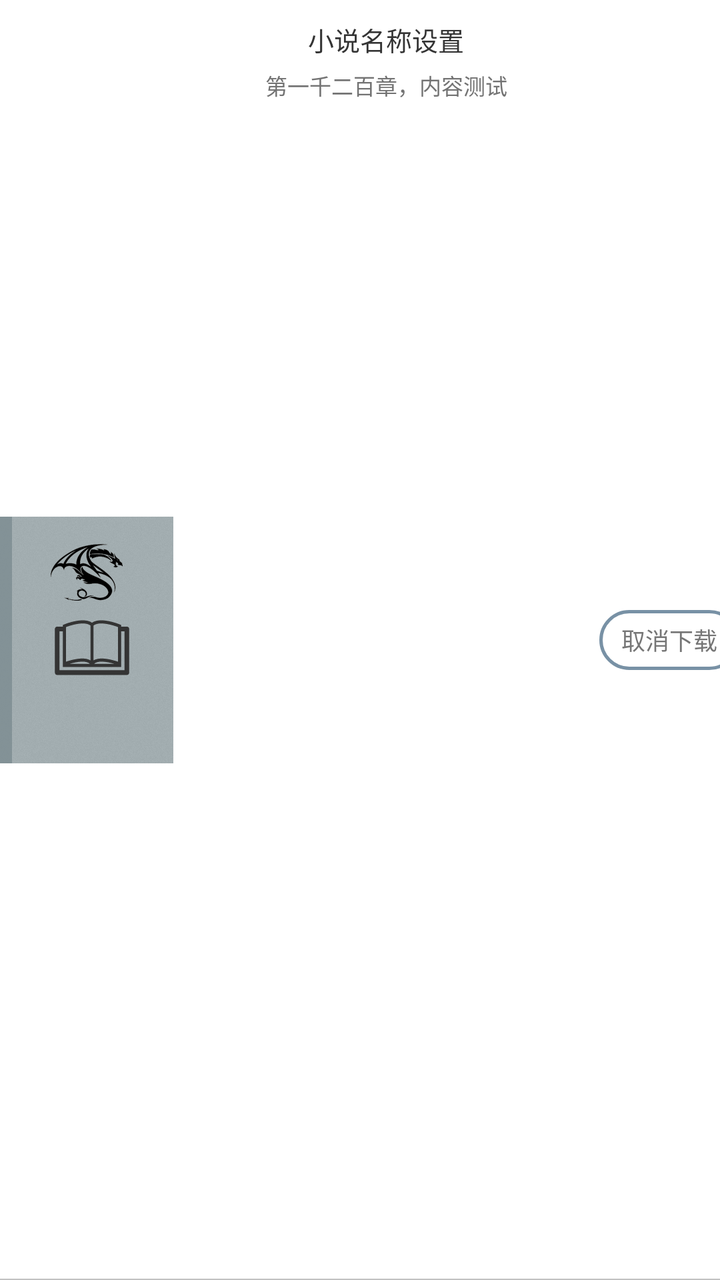
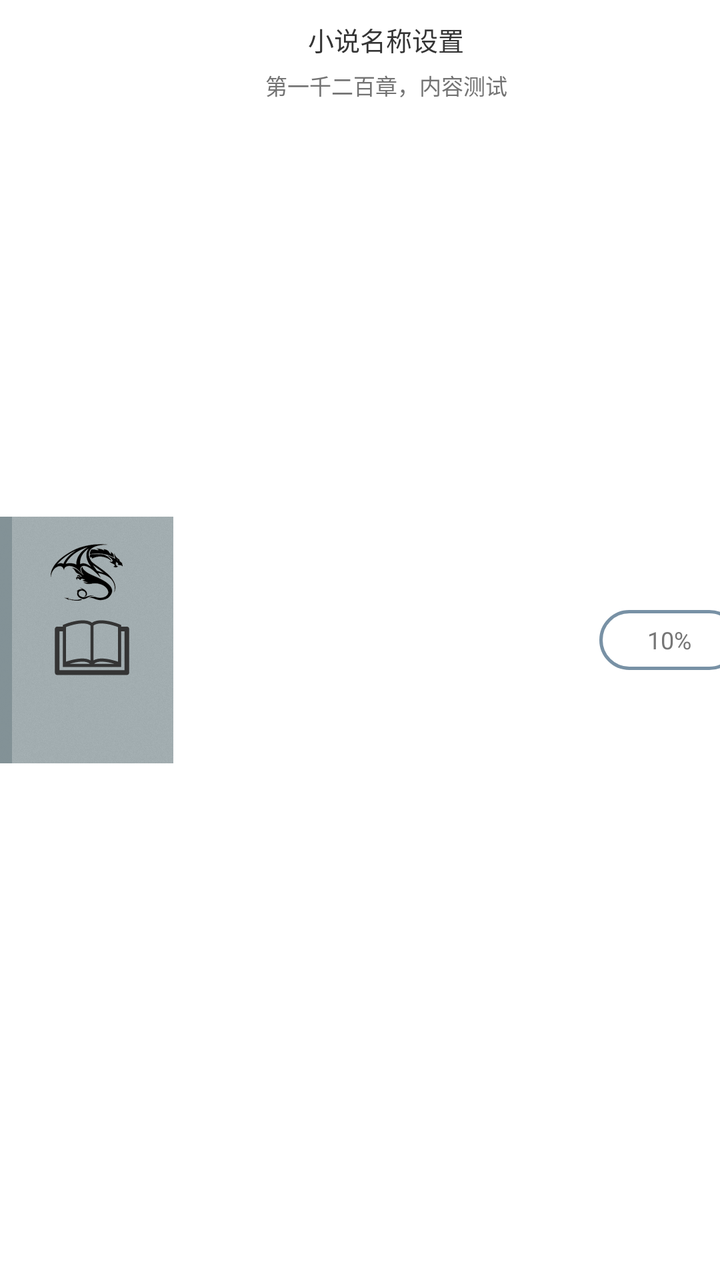

Two renders of the same Android screen: before a commit and after it. Below are the layout's source before the change and the commit's diff.
<!-- AndroidManifest.xml: application theme Theme.Design.NoActionBar -->
<!-- res/layout/view_pop_downloadlist.xml -->
<?xml version="1.0" encoding="utf-8"?>
<FrameLayout xmlns:android="http://schemas.android.com/apk/res/android"
    xmlns:app="http://schemas.android.com/apk/res-auto"
    android:layout_width="match_parent"
    android:layout_height="80dp"
    android:background="@color/white">

    <LinearLayout
        android:layout_width="match_parent"
        android:layout_height="match_parent"
        android:layout_gravity="center_vertical"
        android:orientation="horizontal">


        <ImageView
            android:id="@+id/iv_cover"
            android:layout_width="wrap_content"
            android:layout_height="match_parent"
            android:src="@drawable/img_cover_default" />

        <LinearLayout
            android:layout_width="213dp"
            android:layout_height="match_parent"
            android:orientation="vertical"
            android:paddingLeft="10dp"
            android:paddingRight="10dp">

            <TextView
                android:id="@+id/tv_name"
                android:layout_width="wrap_content"
                android:layout_height="wrap_content"
                android:layout_gravity="center"
                android:layout_marginTop="10dp"
                android:ellipsize="end"
                android:singleLine="true"
                android:text="小说名称设置"
                android:textColor="@color/tv_btn_black"
                android:textSize="13sp" />


            <TextView
                android:id="@+id/tv_chapter_name"
                android:layout_width="wrap_content"
                android:layout_height="wrap_content"
                android:layout_gravity="center"
                android:layout_marginTop="5dp"
                android:ellipsize="end"
                android:maxLines="2"
                android:text="第一千二百章，内容测试"
                android:textColor="@color/tv_btn_normal_black"
                android:textSize="11sp" />

        </LinearLayout>

        <TextView
            android:id="@+id/tv_cancel"
            android:layout_width="70dp"
            android:layout_height="30dp"
            android:layout_gravity="right|center"
            android:background="@drawable/selector_bg_download_cancel"
            android:clickable="true"
            android:gravity="center"
            android:text="取消下载"
            android:textColor="#767676"
            android:textSize="12sp" />

    </LinearLayout>

    <TextView
        android:id="@+id/tv_none"
        android:layout_width="match_parent"
        android:layout_height="match_parent"
        android:background="#ffffff"
        android:clickable="true"
        android:gravity="center"
        android:text="暂无任务"
        android:textColor="@color/tv_btn_black"
        android:textSize="14sp"
        android:visibility="invisible" />

    <View
        android:layout_width="match_parent"
        android:layout_height="0.7dp"
        android:layout_gravity="bottom"
        android:background="#c1c1c1" />

    <View
        android:layout_width="match_parent"
        android:layout_height="match_parent" />
</FrameLayout>
<!-- resources referenced by this layout -->
<resources>
  <color name="tv_btn_black">#343434</color>
  <color name="tv_btn_normal_black">#737373</color>
  <color name="white">#ffffffff</color>
  <!-- drawable img_cover_default: png bitmap (drawable-xxhdpi, 26942 bytes) -->
  <!-- drawable selector_bg_download_cancel (drawable) -->
  <?xml version="1.0" encoding="utf-8"?>
  <selector xmlns:android="http://schemas.android.com/apk/res/android">
      <item android:state_pressed="false" android:drawable="@drawable/shape_bg_download_cancel_nor"/>
      <item android:state_pressed="true" android:drawable="@drawable/shape_bg_download_cancel_pre"/>
  </selector>
  <!-- drawable shape_bg_download_cancel_nor (drawable) -->
  <?xml version="1.0" encoding="utf-8"?>
  <shape xmlns:android="http://schemas.android.com/apk/res/android"
      android:shape="rectangle">
      <corners android:radius="25dp"/>
      <stroke android:color="@color/tv_text_addshelf_pre"
          android:width="1.5dp"/>
  </shape>
  <!-- drawable shape_bg_download_cancel_pre (drawable) -->
  <?xml version="1.0" encoding="utf-8"?>
  <shape xmlns:android="http://schemas.android.com/apk/res/android"
      android:shape="rectangle">
      <corners android:radius="25dp"/>
      <stroke android:color="@color/tv_text_addshelf_deep_pre"
          android:width="1.5dp"/>
  </shape>
  <color name="tv_text_addshelf_pre">#7891A5</color>
  <color name="tv_text_addshelf_deep_pre">#587A8A</color>
</resources>

<!-- the commit's change to res/layout/view_pop_downloadlist.xml (unified diff, before → after) -->
@@ -53,38 +53,18 @@
         </LinearLayout>
 
         <TextView
-            android:id="@+id/tv_cancel"
+            android:id="@+id/tv_progresss"
             android:layout_width="70dp"
             android:layout_height="30dp"
             android:layout_gravity="right|center"
             android:background="@drawable/selector_bg_download_cancel"
-            android:clickable="true"
+            android:clickable="false"
             android:gravity="center"
-            android:text="取消下载"
+            android:text="10%"
             android:textColor="#767676"
             android:textSize="12sp" />
 
     </LinearLayout>
 
-    <TextView
-        android:id="@+id/tv_none"
-        android:layout_width="match_parent"
-        android:layout_height="match_parent"
-        android:background="#ffffff"
-        android:clickable="true"
-        android:gravity="center"
-        android:text="暂无任务"
-        android:textColor="@color/tv_btn_black"
-        android:textSize="14sp"
-        android:visibility="invisible" />
 
-    <View
-        android:layout_width="match_parent"
-        android:layout_height="0.7dp"
-        android:layout_gravity="bottom"
-        android:background="#c1c1c1" />
-
-    <View
-        android:layout_width="match_parent"
-        android:layout_height="match_parent" />
 </FrameLayout>
